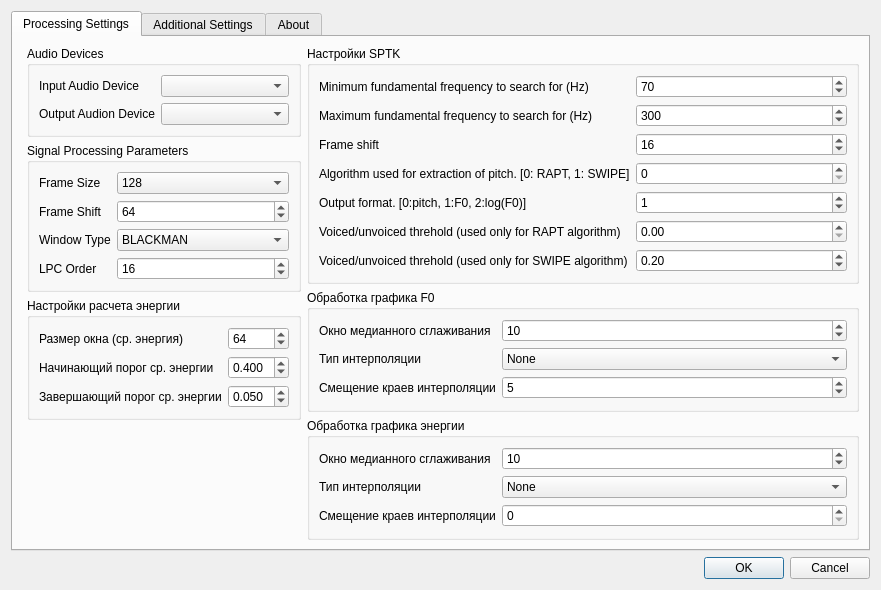
Before: the Qt Designer form settingsdialog.ui in zhitko/inton-trainer, drawn with Qt 5.
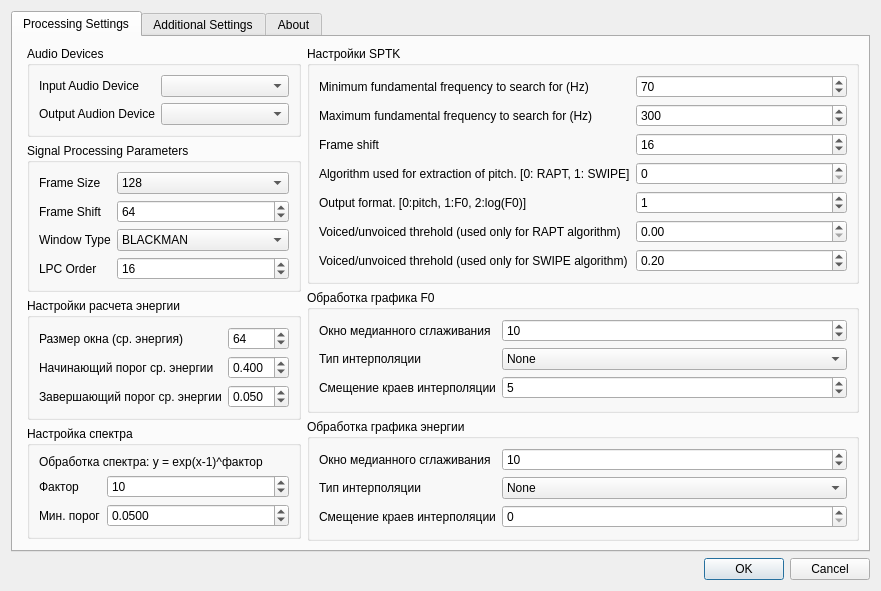
After: the same form once the commit is applied. Icons and pictures are not drawn.

```diff
--- a/settingsdialog.ui
+++ b/settingsdialog.ui
@@ -318,6 +318,56 @@
            </layout>
           </widget>
          </item>
+         <item>
+          <widget class="QGroupBox" name="groupBox_7">
+           <property name="title">
+            <string>Настройка спектра</string>
+           </property>
+           <layout class="QFormLayout" name="formLayout_8">
+            <item row="1" column="0">
+             <widget class="QLabel" name="label_25">
+              <property name="text">
+               <string>Фактор</string>
+              </property>
+             </widget>
+            </item>
+            <item row="1" column="1">
+             <widget class="QSpinBox" name="specFactorSpin">
+              <property name="value">
+               <number>10</number>
+              </property>
+             </widget>
+            </item>
+            <item row="0" column="0" colspan="2">
+             <widget class="QLabel" name="label_26">
+              <property name="text">
+               <string>Обработка спектра: y = exp(x-1)^фактор</string>
+              </property>
+             </widget>
+            </item>
+            <item row="2" column="0">
+             <widget class="QLabel" name="label_27">
+              <property name="text">
+               <string>Мин. порог</string>
+              </property>
+             </widget>
+            </item>
+            <item row="2" column="1">
+             <widget class="QDoubleSpinBox" name="specMinSpin">
+              <property name="decimals">
+               <number>4</number>
+              </property>
+              <property name="maximum">
+               <double>1.000000000000000</double>
+              </property>
+              <property name="value">
+               <double>0.050000000000000</double>
+              </property>
+             </widget>
+            </item>
+           </layout>
+          </widget>
+         </item>
          <item>
           <spacer name="verticalSpacer">
            <property name="orientation">
```
